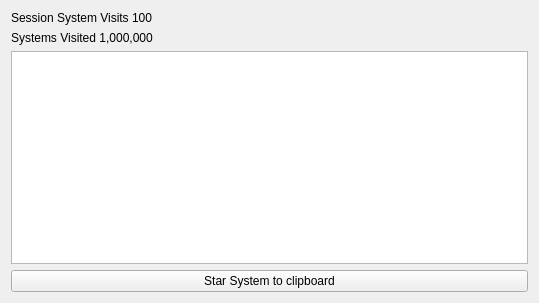
Old version of the form widget.ui in the repository SnakeManPMC/elite-EliteLog.
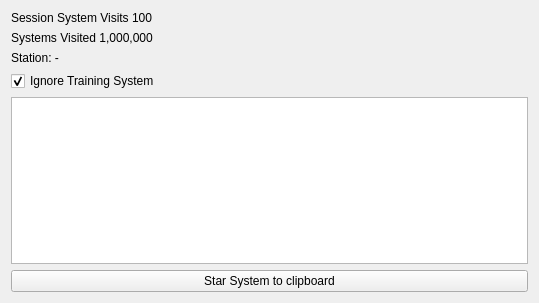
New version of the form.

Commit message: Added station parser and ignore training system option.

```diff
--- a/widget.ui
+++ b/widget.ui
@@ -28,6 +28,26 @@
      </property>
     </widget>
    </item>
+   <item>
+    <widget class="QLabel" name="StationName">
+     <property name="text">
+      <string>Station: -</string>
+     </property>
+    </widget>
+   </item>
+   <item>
+    <widget class="QCheckBox" name="IgnoreTraining">
+     <property name="enabled">
+      <bool>true</bool>
+     </property>
+     <property name="text">
+      <string>Ignore Training System</string>
+     </property>
+     <property name="checked">
+      <bool>true</bool>
+     </property>
+    </widget>
+   </item>
    <item>
     <widget class="QTextEdit" name="textEdit"/>
    </item>
```
The commit also changes 3 other files.
